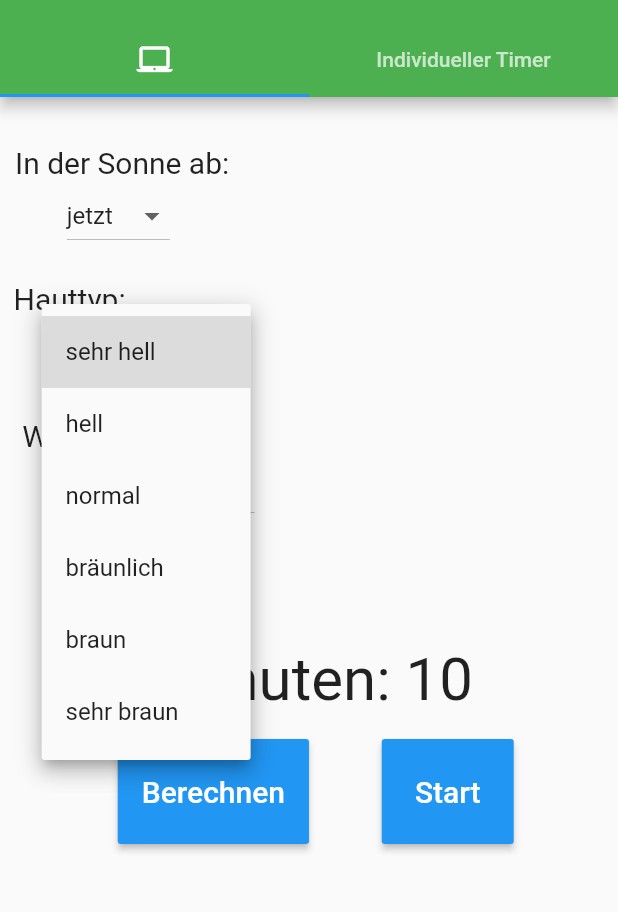
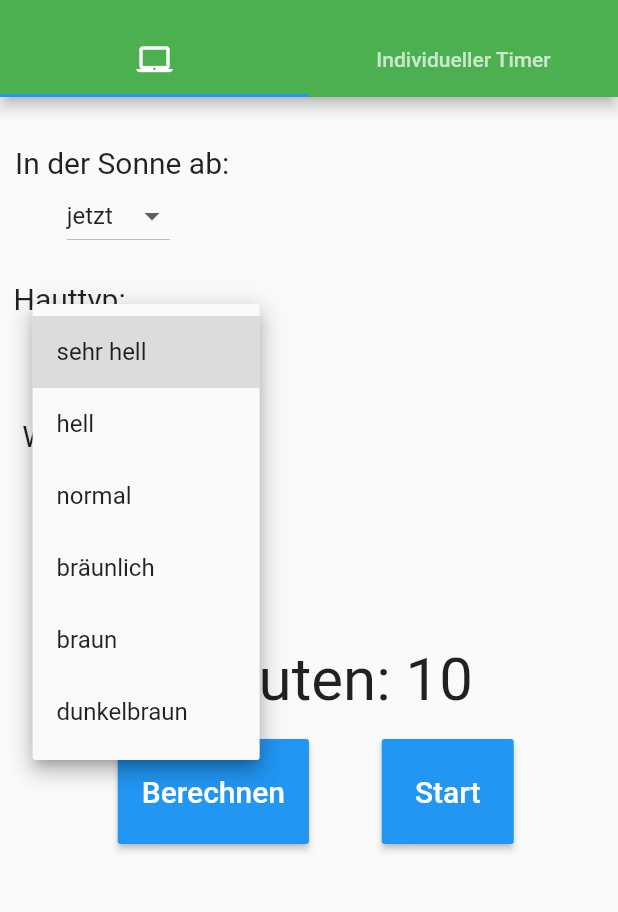
Before and after one commit to koehlerfelix/Wearable, a Flutter app: the screen it shows after launch, after a tap on "Start", after a tap on "sehr hell", on a phone screen of 412 x 824 dp, the part 59-971 px from its top. Run offline on Flutter 3.47's test engine with Material 2 defaults, Android fonts, the phone set to English and light mode, and no system bars; our stand-ins replace vibration.

Commit message:
implement demo version of the individual timer screen

```diff
--- a/lib/calculator/calculationWindow.dart
+++ b/lib/calculator/calculationWindow.dart
@@ -127,7 +127,7 @@ class _ResultState extends State<Result>
       case "normal": {hautTypMin = 30;}break;
       case "bräunlich": {hautTypMin = 90;;}break;
       case "braun": {totalMin += 200;}break;
-      case "sehr braun": {hautTypMin = 400;}break;
+      case "dunkelbraun": {hautTypMin = 1440;}break;
       default: {}break;
     }
     totalMin += (mult * hautTypMin).round();
--- a/lib/calculator/dropdown.dart
+++ b/lib/calculator/dropdown.dart
@@ -23,7 +23,7 @@ class _HauttypState extends State<HauttypButton>  {
 
   @override
   void initState() {
-    _values.addAll(["sehr hell", "hell", "normal", "bräunlich", "braun", "sehr braun"]);
+    _values.addAll(["sehr hell", "hell", "normal", "bräunlich", "braun", "dunkelbraun"]);
     _value = _values.elementAt(0);
   }
 
--- a/lib/main.dart
+++ b/lib/main.dart
@@ -1,6 +1,7 @@
 import 'package:flutter/material.dart';
 import 'package:day_time_app/individual/counter.dart';
 import 'package:day_time_app/calculator/calculationWindow.dart';
+import 'package:day_time_app/individual/individualWindow.dart';
 import 'timer.dart';
 
 void main() => runApp(MaterialApp(
@@ -32,13 +33,12 @@ class Home extends StatelessWidget {
 }
 
 class MyTabBarView extends StatelessWidget {
-  static CalculationWindow calculationWindow;
   Widget build(BuildContext context) {
     return new TabBarView(
       children: <Widget>[
-        calculationWindow = new CalculationWindow(),
+        new CalculationWindow(),
        // new Counter(),
-        new Timer(Duration(seconds: 5)),
+        new IndividualWindow(),
       ],
     );
   }
--- a/lib/timer.dart
+++ b/lib/timer.dart
@@ -1,5 +1,6 @@
 import 'package:flutter/material.dart';
 import 'dart:math' as math;
+import 'package:vibration/vibration.dart';
 
 class Timer extends StatefulWidget {
   Duration duration;
@@ -22,7 +23,15 @@ class _timerState extends State<Timer> with TickerProviderStateMixin {
 
   String get timerString {
     Duration duration = controller.duration * controller.value;
-    return '${duration.inMinutes}:${(duration.inSeconds % 60).toString().padLeft(2, '0')}';
+    if (duration.inMilliseconds == 0) {
+      Vibration.vibrate(
+        pattern: [0, 500, 300, 200, 200, 200, 200, 200, 100, 500]
+      );
+      Navigator.pop(context);
+    }
+    return '${(duration.inHours).toString().padLeft(2, '0')}:'
+        '${(duration.inMinutes % 60).toString().padLeft(2, '0')}:'
+        '${(duration.inSeconds % 60).toString().padLeft(2, '0')}';
   }
 
   @override
@@ -70,7 +79,7 @@ class _timerState extends State<Timer> with TickerProviderStateMixin {
                             children: <Widget>[
                               Text(
                                 "",
-                                style: TextStyle(fontSize: 60),
+                                style: TextStyle(fontSize: 100),
                               ),
                               AnimatedBuilder (
                                   animation: controller,
@@ -78,7 +87,7 @@ class _timerState extends State<Timer> with TickerProviderStateMixin {
                                     return new Text(
                                         timerString,
                                         style: TextStyle(
-                                          fontSize: 112,
+                                          fontSize: 50,
                                           color: Colors.white,
                                         )
                                     );
--- a/pubspec.yaml
+++ b/pubspec.yaml
@@ -14,6 +14,7 @@ environment:
 
 dependencies:
   #flutter_blue: ^0.5.0
+  vibration: 1.0.1
   flutter:
     sdk: flutter
 
```
Also changed, not shown: lib/individual/individualWindow.dart (+17 -25 lines).
